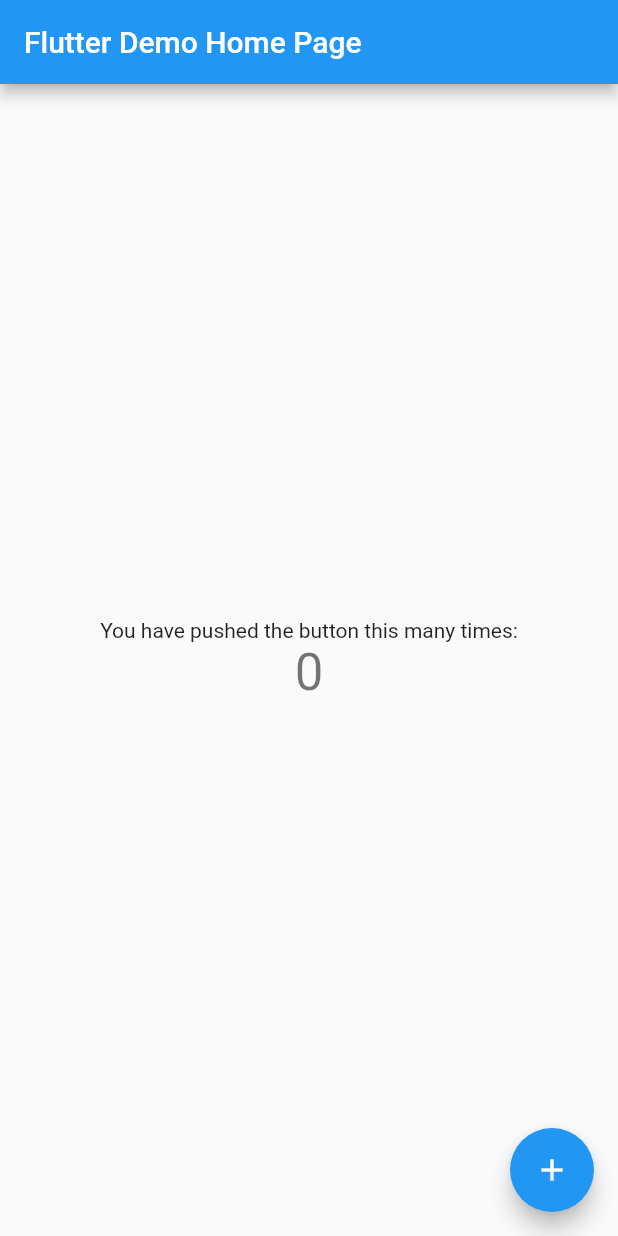
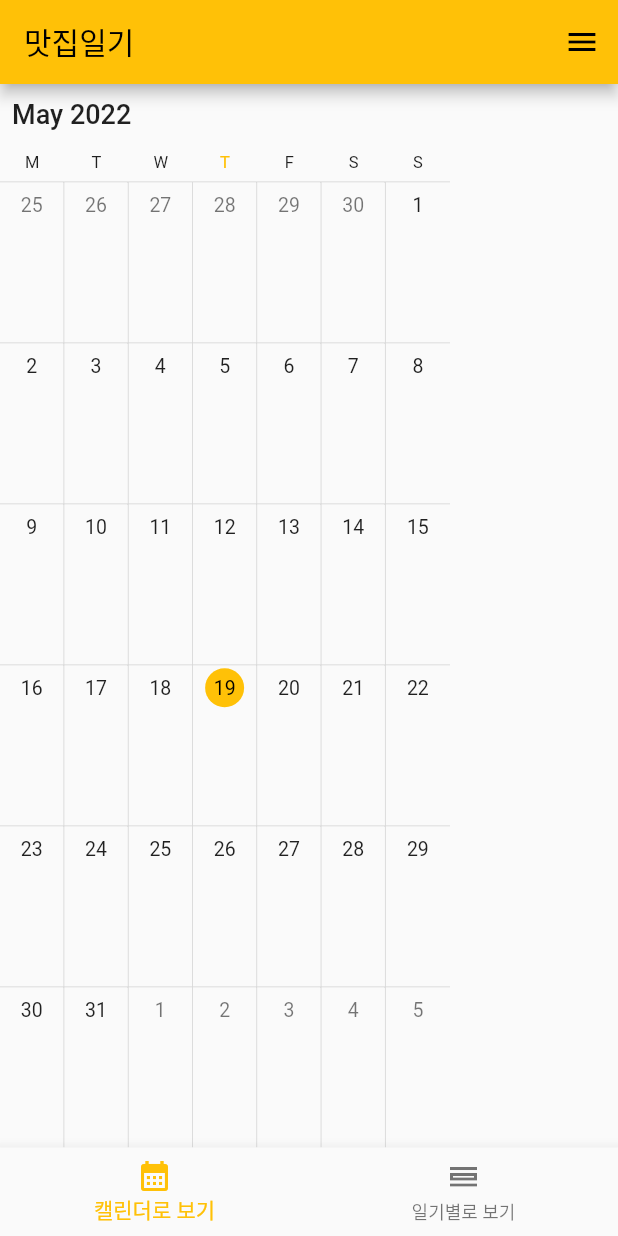
Before and after one commit to Jaesung-Jun/matjip-ilgi, a Flutter app: the screen it shows after launch, on a phone screen of 412 x 824 dp. Run offline on Flutter 3.47's test engine with Material 2 defaults, Android fonts, the phone set to English and light mode, and no system bars; drawn by our look-alikes of syncfusion_flutter_calendar.

Commit message:
Calendar Tap

```diff
--- /dev/null
+++ b/lib/constants.dart
@@ -0,0 +1,9 @@
+class Constants{
+  static const String APP_NAME = "맛집일기";
+  static const String APP_VERSION = "0519.1 DEMO";
+  static const String APP_INFO = APP_NAME + " " + APP_VERSION;
+
+  static const List<int> CAL_START_DATE = [2022, 01, 01];
+  static const List<int> CAL_END_DATE = [2030, 12, 31];
+
+}
--- /dev/null
+++ b/lib/input_restaurant_info.dart
@@ -0,0 +1,29 @@
+import 'package:flutter/material.dart';
+
+class InputRestaurantInformationPage extends StatelessWidget {
+  const InputRestaurantInformationPage({Key? key}) : super(key: key);
+
+  @override
+  Widget build(BuildContext context) {
+    return Scaffold(
+      appBar: AppBar(
+        leading: new IconButton(
+          icon: Icon(Icons.arrow_back),
+          onPressed: () {
+            Navigator.pop(context);
+          },
+        ),
+      ),
+      body: Center(
+        child : Column(
+          children: <Widget>[
+            OutlinedButton(
+              onPressed: () => {Navigator.pop(context)},
+              child: Text("버튼 테스트"),
+            ),
+          ],
+        ),
+      )
+    );
+  }
+}
--- a/lib/main.dart
+++ b/lib/main.dart
@@ -1,4 +1,11 @@
 import 'package:flutter/material.dart';
+
+import 'package:syncfusion_flutter_calendar/calendar.dart';
+
+import 'constants.dart';
+import 'input_restaurant_info.dart';
+
+
 
 void main() {
   runApp(const MyApp());
@@ -11,105 +18,74 @@
   @override
   Widget build(BuildContext context) {
     return MaterialApp(
-      title: 'Flutter Demo',
+      title: Constants.APP_INFO,
       theme: ThemeData(
-        // This is the theme of your application.
-        //
-        // Try running your application with "flutter run". You'll see the
-        // application has a blue toolbar. Then, without quitting the app, try
-        // changing the primarySwatch below to Colors.green and then invoke
-        // "hot reload" (press "r" in the console where you ran "flutter run",
-        // or simply save your changes to "hot reload" in a Flutter IDE).
-        // Notice that the counter didn't reset back to zero; the application
-        // is not restarted.
-        primarySwatch: Colors.blue,
+        primarySwatch: Colors.amber,
       ),
-      home: const MyHomePage(title: 'Flutter Demo Home Page'),
+      home: const MainPage(),
     );
   }
 }
 
-class MyHomePage extends StatefulWidget {
-  const MyHomePage({Key? key, required this.title}) : super(key: key);
+class MainPage extends StatefulWidget {
+  const MainPage({Key? key}) : super(key: key);
+  @override
+  State<MainPage> createState() => _MyHomePageState();
+}
+class _MyHomePageState extends State<MainPage> {
+  var _index = 0;
 
-  // This widget is the home page of your application. It is stateful, meaning
-  // that it has a State object (defined below) that contains fields that affect
-  // how it looks.
-
-  // This class is the configuration for the state. It holds the values (in this
-  // case the title) provided by the parent (in this case the App widget) and
-  // used by the build method of the State. Fields in a Widget subclass are
-  // always marked "final".
-
-  final String title;
-
-  @override
-  State<MyHomePage> createState() => _MyHomePageState();
-}
-
-class _MyHomePageState extends State<MyHomePage> {
-  int _counter = 0;
-
-  void _incrementCounter() {
-    setState(() {
-      // This call to setState tells the Flutter framework that something has
-      // changed in this State, which causes it to rerun the build method below
-      // so that the display can reflect the updated values. If we changed
-      // _counter without calling setState(), then the build method would not be
-      // called again, and so nothing would appear to happen.
-      _counter++;
-    });
+  void isDiaryWrote(CalendarTapDetails){
+    Navigator.push(
+      context,
+      MaterialPageRoute(builder: (context) => InputRestaurantInformationPage())
+    );
   }
 
   @override
   Widget build(BuildContext context) {
-    // This method is rerun every time setState is called, for instance as done
-    // by the _incrementCounter method above.
-    //
-    // The Flutter framework has been optimized to make rerunning build methods
-    // fast, so that you can just rebuild anything that needs updating rather
-    // than having to individually change instances of widgets.
     return Scaffold(
       appBar: AppBar(
-        // Here we take the value from the MyHomePage object that was created by
-        // the App.build method, and use it to set our appbar title.
-        title: Text(widget.title),
+        title: Text(
+          Constants.APP_NAME,
+          textAlign: TextAlign.left,
+        ),
+        actions: <Widget>[
+          new IconButton(
+              onPressed: () => {},
+              tooltip: '메뉴',
+              icon: Icon(Icons.menu),
+          )
+        ],
       ),
-      body: Center(
-        // Center is a layout widget. It takes a single child and positions it
-        // in the middle of the parent.
-        child: Column(
-          // Column is also a layout widget. It takes a list of children and
-          // arranges them vertically. By default, it sizes itself to fit its
-          // children horizontally, and tries to be as tall as its parent.
-          //
-          // Invoke "debug painting" (press "p" in the console, choose the
-          // "Toggle Debug Paint" action from the Flutter Inspector in Android
-          // Studio, or the "Toggle Debug Paint" command in Visual Studio Code)
-          // to see the wireframe for each widget.
-          //
-          // Column has various properties to control how it sizes itself and
-          // how it positions its children. Here we use mainAxisAlignment to
-          // center the children vertically; the main axis here is the vertical
-          // axis because Columns are vertical (the cross axis would be
-          // horizontal).
-          mainAxisAlignment: MainAxisAlignment.center,
-          children: <Widget>[
-            const Text(
-              'You have pushed the button this many times:',
-            ),
-            Text(
-              '$_counter',
-              style: Theme.of(context).textTheme.headline4,
-            ),
-          ],
+      body:
+        Row(
+            children: <Widget>[
+              SfCalendar(
+                  view: CalendarView.month,
+                  firstDayOfWeek: 1,
+                  onTap: isDiaryWrote,
+              ),
+            ]
         ),
+      bottomNavigationBar: BottomNavigationBar(
+        onTap: (index) {
+          setState(() {
+            _index = index;
+          });
+        },
+        currentIndex: _index,
+        items: <BottomNavigationBarItem>[
+          BottomNavigationBarItem(
+            label: '캘린더로 보기',
+            icon: Icon(Icons.calendar_month),
+          ),
+          BottomNavigationBarItem(
+            label: '일기별로 보기',
+            icon: Icon(Icons.calendar_view_day_outlined),
+          ),
+        ],
       ),
-      floatingActionButton: FloatingActionButton(
-        onPressed: _incrementCounter,
-        tooltip: 'Increment',
-        child: const Icon(Icons.add),
-      ), // This trailing comma makes auto-formatting nicer for build methods.
     );
   }
 }
--- a/pubspec.yaml
+++ b/pubspec.yaml
@@ -29,7 +29,9 @@
 dependencies:
   flutter:
     sdk: flutter
-
+  # Calender Package
+  #table_calendar: ^3.0.5
+  syncfusion_flutter_calendar: ^19.4.50
 
   # The following adds the Cupertino Icons font to your application.
   # Use with the CupertinoIcons class for iOS style icons.
```
Also changed, not shown: lib/get_data.dart (added), pubspec.lock.
